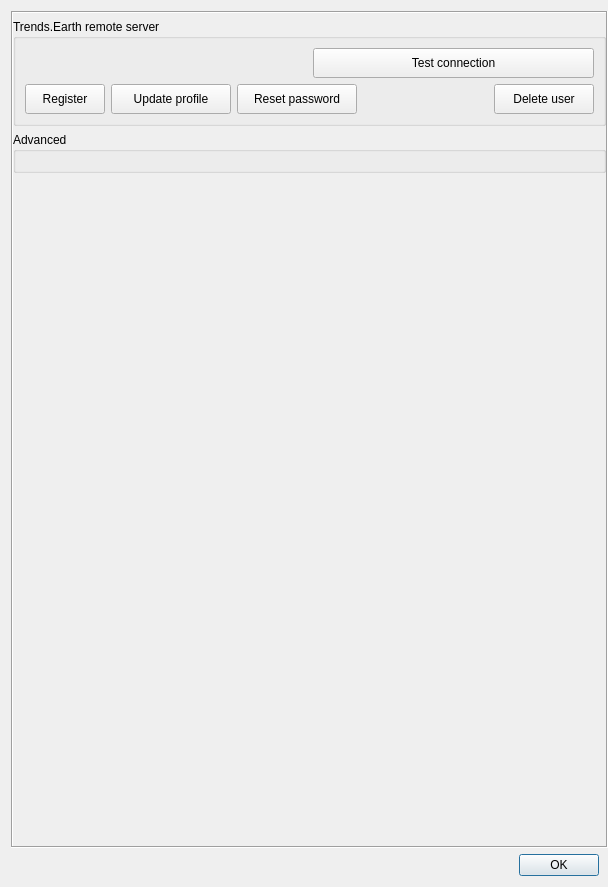
Above: LDMP/gui/DlgSettings.ui from ConservationInternational/trends.earth before the change. Below: the same form after it.
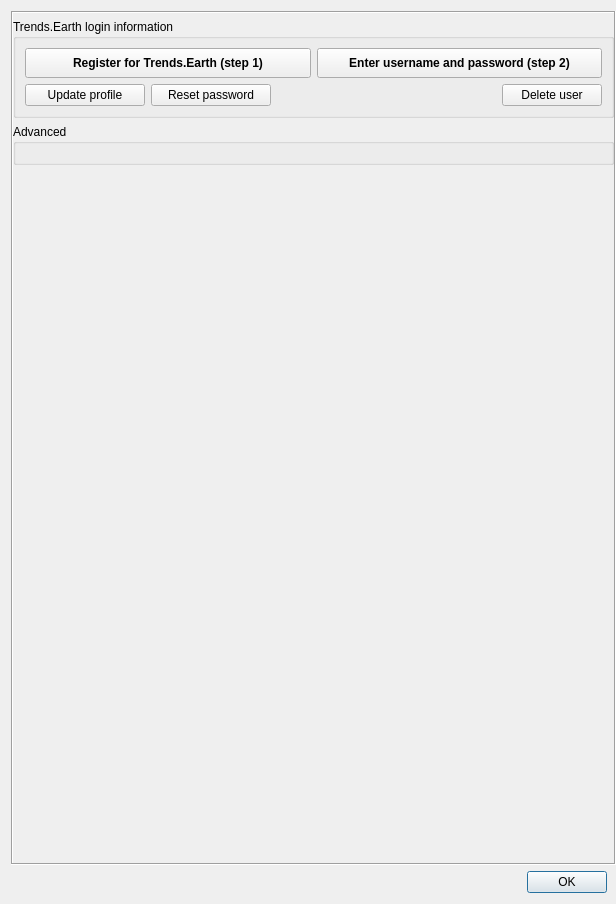
That is the form after the change. Custom widgets are drawn as their Qt base class.

Commit message: Simplify login process

The edit to the form file:
```diff
--- a/LDMP/gui/DlgSettings.ui
+++ b/LDMP/gui/DlgSettings.ui
@@ -9,8 +9,8 @@
    <rect>
     <x>0</x>
     <y>0</y>
-    <width>608</width>
-    <height>887</height>
+    <width>616</width>
+    <height>904</height>
    </rect>
   </property>
   <property name="sizePolicy">
@@ -45,8 +45,8 @@
        <rect>
         <x>0</x>
         <y>0</y>
-        <width>595</width>
-        <height>832</height>
+        <width>606</width>
+        <height>865</height>
        </rect>
       </property>
       <layout class="QVBoxLayout" name="verticalLayout_6">
@@ -90,63 +90,12 @@
           </font>
          </property>
          <property name="title">
-          <string>Trends.Earth remote server</string>
+          <string>Trends.Earth login information</string>
          </property>
          <layout class="QVBoxLayout" name="verticalLayout">
           <item>
            <layout class="QHBoxLayout" name="horizontalLayout">
             <item>
-             <widget class="QgsAuthConfigSelect" name="authConfigSelect_authentication">
-              <property name="sizePolicy">
-               <sizepolicy hsizetype="Minimum" vsizetype="Minimum">
-                <horstretch>0</horstretch>
-                <verstretch>0</verstretch>
-               </sizepolicy>
-              </property>
-              <property name="minimumSize">
-               <size>
-                <width>0</width>
-                <height>30</height>
-               </size>
-              </property>
-              <property name="font">
-               <font>
-                <weight>50</weight>
-                <bold>false</bold>
-               </font>
-              </property>
-             </widget>
-            </item>
-            <item>
-             <widget class="QPushButton" name="pushButton_login">
-              <property name="sizePolicy">
-               <sizepolicy hsizetype="Preferred" vsizetype="Preferred">
-                <horstretch>0</horstretch>
-                <verstretch>0</verstretch>
-               </sizepolicy>
-              </property>
-              <property name="minimumSize">
-               <size>
-                <width>0</width>
-                <height>0</height>
-               </size>
-              </property>
-              <property name="font">
-               <font>
-                <weight>50</weight>
-                <bold>false</bold>
-               </font>
-              </property>
-              <property name="text">
-               <string>Test connection</string>
-              </property>
-             </widget>
-            </item>
-           </layout>
-          </item>
-          <item>
-           <layout class="QHBoxLayout" name="horizontalLayout_2">
-            <item>
              <widget class="QPushButton" name="pushButton_register">
               <property name="sizePolicy">
                <sizepolicy hsizetype="Preferred" vsizetype="Minimum">
@@ -162,15 +111,44 @@
               </property>
               <property name="font">
                <font>
-                <weight>50</weight>
-                <bold>false</bold>
+                <weight>75</weight>
+                <bold>true</bold>
                </font>
               </property>
               <property name="text">
-               <string>Register</string>
+               <string>Register for Trends.Earth (step 1)</string>
               </property>
              </widget>
             </item>
+            <item>
+             <widget class="QPushButton" name="pushButton_login">
+              <property name="sizePolicy">
+               <sizepolicy hsizetype="Preferred" vsizetype="Preferred">
+                <horstretch>0</horstretch>
+                <verstretch>0</verstretch>
+               </sizepolicy>
+              </property>
+              <property name="minimumSize">
+               <size>
+                <width>0</width>
+                <height>0</height>
+               </size>
+              </property>
+              <property name="font">
+               <font>
+                <weight>75</weight>
+                <bold>true</bold>
+               </font>
+              </property>
+              <property name="text">
+               <string>Enter username and password (step 2)</string>
+              </property>
+             </widget>
+            </item>
+           </layout>
+          </item>
+          <item>
+           <layout class="QHBoxLayout" name="horizontalLayout_2">
             <item>
              <widget class="QPushButton" name="pushButton_update_profile">
               <property name="sizePolicy">
@@ -312,11 +290,6 @@
   </layout>
  </widget>
  <customwidgets>
-  <customwidget>
-   <class>QgsAuthConfigSelect</class>
-   <extends>QWidget</extends>
-   <header>qgis.gui</header>
-  </customwidget>
   <customwidget>
    <class>QgsScrollArea</class>
    <extends>QScrollArea</extends>
```
The commit also changes 2 other files.
